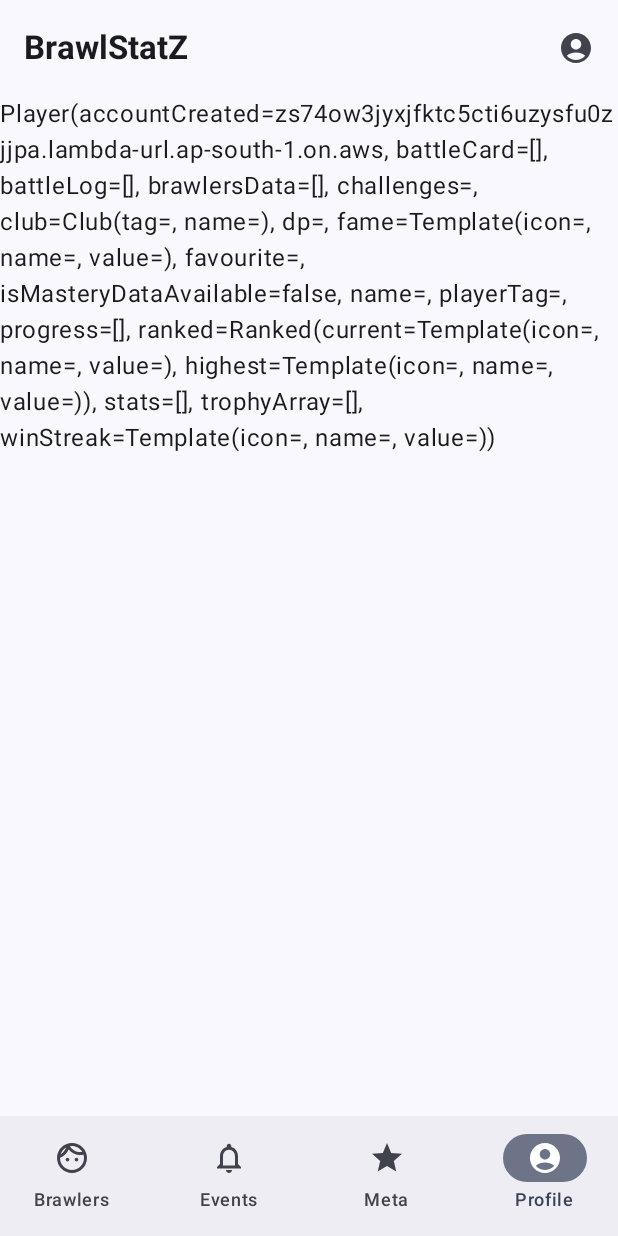
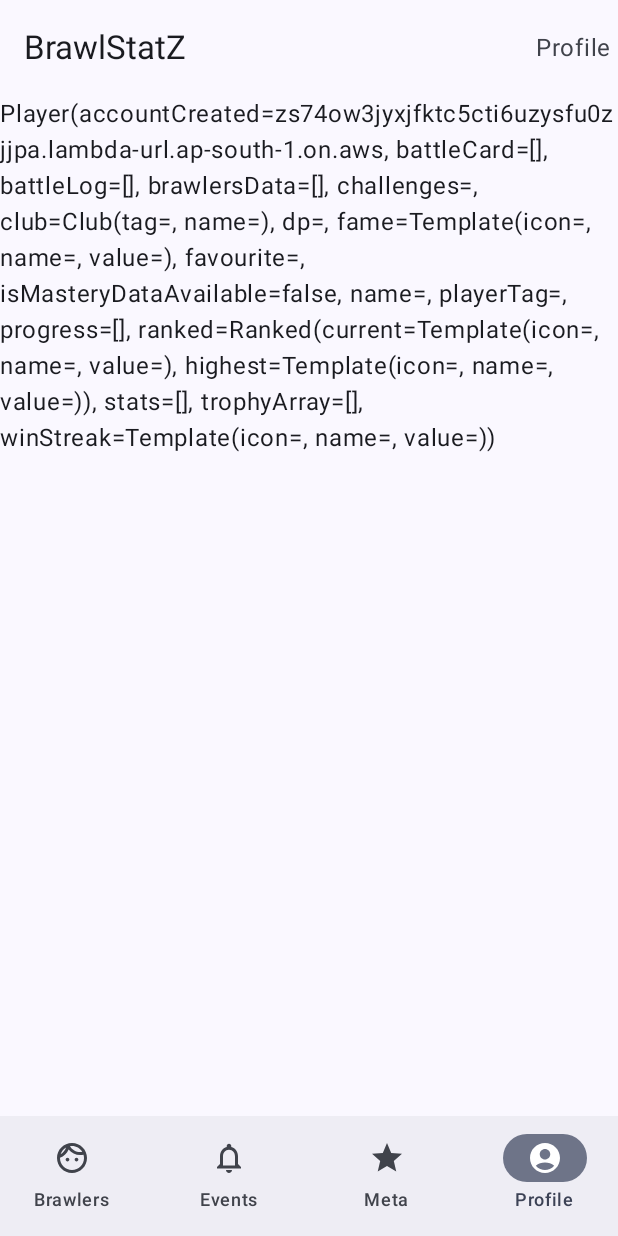
Before and after one commit to AvinashPatel005/BrawlStatz3, an Android app built with Jetpack Compose: the EventsScreen screen opened through its navigation route, item 4 of the bottom bar chosen, on a phone screen of 412 x 824 dp. Run offline under Robolectric (Android 15) with nearby library versions, the phone set to English and light mode, and no system bars; our stand-ins replace Dagger/Hilt's generated code, Firebase (no records; nobody signed in at launch, a user with empty details on screens opened directly); 1 statement that could not run was skipped.

Commit message:
v0.32 -idk

```diff
--- a/app/src/main/java/com/kal/brawlstatz3/MainActivity.kt
+++ b/app/src/main/java/com/kal/brawlstatz3/MainActivity.kt
@@ -4,16 +4,53 @@ import android.os.Bundle
 import androidx.activity.ComponentActivity
 import androidx.activity.compose.setContent
 import androidx.activity.enableEdgeToEdge
+import androidx.compose.animation.AnimatedVisibility
+import androidx.compose.animation.animateColorAsState
+import androidx.compose.animation.core.tween
+import androidx.compose.foundation.background
+import androidx.compose.foundation.layout.Box
 import androidx.compose.foundation.layout.Column
+import androidx.compose.foundation.layout.Row
+import androidx.compose.foundation.layout.Spacer
 import androidx.compose.foundation.layout.fillMaxSize
 import androidx.compose.foundation.layout.padding
+import androidx.compose.foundation.layout.width
 import androidx.compose.foundation.lazy.LazyColumn
+import androidx.compose.foundation.shape.RoundedCornerShape
+import androidx.compose.foundation.text.BasicTextField
+import androidx.compose.foundation.text.KeyboardOptions
+import androidx.compose.material.icons.Icons
+import androidx.compose.material.icons.filled.Close
+import androidx.compose.material.icons.filled.Search
+import androidx.compose.material.icons.rounded.Search
 import androidx.compose.material3.CircularProgressIndicator
+import androidx.compose.material3.ExperimentalMaterial3Api
+import androidx.compose.material3.Icon
+import androidx.compose.material3.IconButton
 import androidx.compose.material3.Scaffold
+import androidx.compose.material3.SearchBarDefaults
 import androidx.compose.material3.Text
+import androidx.compose.material3.TopAppBar
+import androidx.compose.material3.TopAppBarDefaults
+import androidx.compose.material3.rememberTopAppBarState
 import androidx.compose.runtime.Composable
+import androidx.compose.runtime.LaunchedEffect
 import androidx.compose.runtime.getValue
+import androidx.compose.runtime.mutableStateOf
+import androidx.compose.runtime.remember
+import androidx.compose.runtime.rememberCoroutineScope
+import androidx.compose.runtime.setValue
+import androidx.compose.ui.Alignment
 import androidx.compose.ui.Modifier
+import androidx.compose.ui.focus.FocusRequester
+import androidx.compose.ui.focus.focusRequester
+import androidx.compose.ui.graphics.Color
+import androidx.compose.ui.graphics.SolidColor
+import androidx.compose.ui.input.nestedscroll.nestedScroll
+import androidx.compose.ui.text.TextStyle
+import androidx.compose.ui.text.font.FontWeight
+import androidx.compose.ui.text.input.ImeAction
+import androidx.compose.ui.unit.dp
 import androidx.core.splashscreen.SplashScreen.Companion.installSplashScreen
 import androidx.hilt.navigation.compose.hiltViewModel
 import androidx.navigation.compose.NavHost
@@ -22,13 +59,15 @@ import androidx.navigation.compose.currentBackStackEntryAsState
 import androidx.navigation.compose.rememberNavController
 import com.kal.brawlstatz3.feature.brawlers.ui.BrawlersScreen
 import com.kal.brawlstatz3.feature.brawlers.viewmodel.BrawlersViewModel
+import com.kal.brawlstatz3.feature.events.ui.AppTopBar
 import com.kal.brawlstatz3.feature.events.viewmodel.EventsViewModel
 import com.kal.brawlstatz3.feature.profile.viewmodel.ProfileViewModel
 import com.kal.brawlstatz3.ui.components.BottomBar
-import com.kal.brawlstatz3.ui.components.TopBar
 import com.kal.brawlstatz3.ui.theme.BrawlStatZTheme
 import com.kal.brawlstatz3.util.Screen
 import dagger.hilt.android.AndroidEntryPoint
+import kotlinx.coroutines.delay
+import kotlinx.coroutines.launch
 
 @AndroidEntryPoint
 class MainActivity : ComponentActivity() {
@@ -41,21 +80,24 @@ class MainActivity : ComponentActivity() {
                 val brawlerViewModel = hiltViewModel<BrawlersViewModel>()
                 val profileViewModel = hiltViewModel<ProfileViewModel>()
                 val eventsViewModel = hiltViewModel<EventsViewModel>()
+
                 val navController = rememberNavController()
 
                 val navBackStackEntry by navController.currentBackStackEntryAsState()
-                val currentRoute = navBackStackEntry?.destination?.route ?: Screen.Brawlers::class.qualifiedName.orEmpty()
+                val currentRoute = navBackStackEntry?.destination?.route
+                    ?: Screen.Brawlers::class.qualifiedName.orEmpty()
+
 
                 Scaffold(
                     topBar = {
-                        TopBar()
+                        AppTopBar(brawlerViewModel, eventsViewModel, profileViewModel, currentRoute)
                     },
                     bottomBar = {
                         BottomBar(
                             currentRoute = currentRoute,
-                            onNavigate = { route->
-                                if(route::class.qualifiedName!=currentRoute){
-                                    navController.navigate(route){
+                            onNavigate = { route ->
+                                if (route::class.qualifiedName != currentRoute) {
+                                    navController.navigate(route) {
                                         launchSingleTop = true
                                         popUpTo(Screen.Brawlers::class.qualifiedName.orEmpty())
                                     }
@@ -66,74 +108,48 @@ class MainActivity : ComponentActivity() {
                         .fillMaxSize()
 
                 ) { innerPadding ->
-                    NavHost(navController = navController, startDestination = Screen.Brawlers, modifier = Modifier.padding(innerPadding)) {
-                        composable<Screen.Brawlers>{
-                            Column() {
-                                if(brawlerViewModel.isLoading.value){
-                                    CircularProgressIndicator()
-
-                                }
-                                else {
-                                    BrawlersScreen(brawlersViewModel = brawlerViewModel)
-                                }
-                            }
-
+                    NavHost(
+                        navController = navController,
+                        startDestination = Screen.Brawlers,
+                        modifier = Modifier.padding(innerPadding)
+                    ) {
+                        composable<Screen.Brawlers> {
+                            BrawlersScreen(brawlersViewModel = brawlerViewModel)
                         }
                         composable<Screen.Events> {
-                            if(eventsViewModel.isLoading.value){
-                                CircularProgressIndicator()
-
-                            }
-                            else {
-                                Events(eventsViewModel = eventsViewModel)
-                            }
-
+                            EventsScreen(eventsViewModel = eventsViewModel)
                         }
                         composable<Screen.Meta> {
-                            if(profileViewModel.isLoading.value){
-                                CircularProgressIndicator()
-
-                            }
-                            else {
-                                Meta(profileViewModel = profileViewModel)
-                            }
-
+                            MetaScreen(profileViewModel = profileViewModel)
                         }
                         composable<Screen.Profile> {
-                            if(profileViewModel.isLoading.value){
-                                CircularProgressIndicator()
-
-                            }
-                            else {
-                                Profile(profileViewModel = profileViewModel)
-                            }
-
+                            ProfileScreen(profileViewModel = profileViewModel)
                         }
                     }
                 }
-
             }
         }
     }
 }
 
 @Composable
-fun Events(modifier: Modifier = Modifier,eventsViewModel: EventsViewModel) {
+fun EventsScreen(modifier: Modifier = Modifier, eventsViewModel: EventsViewModel) {
     Text(text = eventsViewModel.currentMaps.toString())
 }
 
 @Composable
-fun Profile(modifier: Modifier = Modifier,profileViewModel: ProfileViewModel) {
+fun ProfileScreen(modifier: Modifier = Modifier, profileViewModel: ProfileViewModel) {
     LazyColumn {
-        item{
+        item {
             Text(text = profileViewModel.profile.value.toString())
         }
     }
 }
+
 @Composable
-fun Meta(modifier: Modifier = Modifier,profileViewModel: ProfileViewModel) {
+fun MetaScreen(modifier: Modifier = Modifier, profileViewModel: ProfileViewModel) {
     LazyColumn {
-        item{
+        item {
             Text(text = profileViewModel.club.value.toString())
         }
     }
--- a/app/src/main/java/com/kal/brawlstatz3/data/remote/BrawlerService.kt
+++ b/app/src/main/java/com/kal/brawlstatz3/data/remote/BrawlerService.kt
@@ -16,15 +16,17 @@ class BrawlerService @Inject constructor(
 ){
     fun getBrawlerList()= callbackFlow {
         trySend(Response.Loading)
-        var snapshotListener = brawlerReference.orderBy("name").addSnapshotListener { value,e ->
+        var snapshotListener = brawlerReference.orderBy("searchQuery").addSnapshotListener { value,e ->
             val brawlers = ArrayList<Brawler>()
             val brawlersMap = hashMapOf<Int, Brawler>()
             var response = if(value!=null){
                 for (doc in value) {
+                    println("Lets see what we got "+doc.data)
                     val brawler = doc.toObject<Brawler>()
                     brawlersMap[brawler.id] = brawler
                     brawlers.add(brawler)
                 }
+                println("Lets see what we got "+brawlersMap)
                 Response.Success(brawlersMap)
             }
             else{
--- a/app/src/main/java/com/kal/brawlstatz3/feature/brawlers/BrawlerUiEvent.kt
+++ b/app/src/main/java/com/kal/brawlstatz3/feature/brawlers/BrawlerUiEvent.kt
@@ -5,4 +5,6 @@ import com.kal.brawlstatz3.data.model.brawler.NameDescription
 sealed class BrawlerUiEvent {
     data class CardClicked(val id: Int) : BrawlerUiEvent()
     data class InfoClicked(val info: NameDescription) : BrawlerUiEvent()
+    data object SearchToggled : BrawlerUiEvent()
+    data class SearchQueryChanged(val query: String) : BrawlerUiEvent()
 }
--- a/app/src/main/java/com/kal/brawlstatz3/feature/brawlers/ui/BrawlersScreen.kt
+++ b/app/src/main/java/com/kal/brawlstatz3/feature/brawlers/ui/BrawlersScreen.kt
@@ -1,22 +1,85 @@
 package com.kal.brawlstatz3.feature.brawlers.ui
+
+import androidx.compose.animation.AnimatedVisibility
+import androidx.compose.animation.animateColorAsState
+import androidx.compose.animation.core.tween
+import androidx.compose.foundation.background
+import androidx.compose.foundation.layout.Box
 import androidx.compose.foundation.layout.Column
+import androidx.compose.foundation.layout.Row
+import androidx.compose.foundation.layout.Spacer
+import androidx.compose.foundation.layout.fillMaxSize
+import androidx.compose.foundation.layout.padding
+import androidx.compose.foundation.layout.width
 import androidx.compose.foundation.lazy.LazyColumn
 import androidx.compose.foundation.lazy.items
+import androidx.compose.foundation.shape.RoundedCornerShape
+import androidx.compose.foundation.text.BasicTextField
+import androidx.compose.foundation.text.KeyboardOptions
+import androidx.compose.material.icons.Icons
+import androidx.compose.material.icons.filled.Close
+import androidx.compose.material.icons.filled.Search
+import androidx.compose.material.icons.rounded.Search
+import androidx.compose.material3.CircularProgressIndicator
+import androidx.compose.material3.ExperimentalMaterial3Api
+import androidx.compose.material3.Icon
+import androidx.compose.material3.IconButton
+import androidx.compose.material3.SearchBarDefaults
+import androidx.compose.material3.Text
 import androidx.compose.runtime.Composable
+import androidx.compose.runtime.LaunchedEffect
+import androidx.compose.runtime.getValue
+import androidx.compose.runtime.mutableStateOf
+import androidx.compose.runtime.remember
+import androidx.compose.runtime.rememberCoroutineScope
+import androidx.compose.runtime.saveable.rememberSaveable
+import androidx.compose.runtime.setValue
+import androidx.compose.ui.Alignment
 import androidx.compose.ui.Modifier
+import androidx.compose.ui.focus.FocusRequester
+import androidx.compose.ui.focus.focusRequester
+import androidx.compose.ui.graphics.Color
+import androidx.compose.ui.graphics.SolidColor
+import androidx.compose.ui.text.TextStyle
+import androidx.compose.ui.text.input.ImeAction
+import androidx.compose.ui.unit.dp
+import com.kal.brawlstatz3.feature.brawlers.BrawlerUiEvent
 import com.kal.brawlstatz3.feature.brawlers.ui.components.BrawlerCard
 import com.kal.brawlstatz3.feature.brawlers.viewmodel.BrawlersViewModel
+import kotlinx.coroutines.delay
+import kotlinx.coroutines.launch
 
 @Composable
 fun BrawlersScreen(modifier: Modifier = Modifier, brawlersViewModel: BrawlersViewModel) {
-    Column{
-        LazyColumn{
-            items(brawlersViewModel.brawlerlist){ brawler ->
-                val isExpanded = brawlersViewModel.expandedCardID.intValue == brawler.id
-                BrawlerCard(brawler = brawler, traitText = brawlersViewModel.traits[brawler.trait].toString()  ,isExpanded = isExpanded , info = brawlersViewModel.info.value ,onClick = {brawlerUiEvent->
-                    brawlersViewModel.onEvent(brawlerUiEvent)
-                })
+    Column {
+        Text(text = brawlersViewModel.brawlerlist.toString())
+        Text(text = brawlersViewModel.brawlerMap.toString())
+        Text(text = brawlersViewModel.traits.toString())
+        if (brawlersViewModel.isLoading.value) {
+            Box(
+                contentAlignment = Alignment.Center,
+                modifier = Modifier.fillMaxSize()
+            ) {
+                CircularProgressIndicator()
             }
         }
+        else{
+            LazyColumn {
+                items(brawlersViewModel.brawlerlist) { brawler ->
+                    val isExpanded = brawlersViewModel.expandedCardID.intValue == brawler.id
+                    BrawlerCard(
+                        brawler = brawler,
+                        traitText = brawlersViewModel.traits[brawler.trait].toString(),
+                        isExpanded = isExpanded,
+                        info = brawlersViewModel.info.value,
+                        onClick = { brawlerUiEvent ->
+                            brawlersViewModel.onEvent(brawlerUiEvent)
+                        },
+                        modifier = Modifier.animateItem()
+                    )
+                }
+            }
+        }
+
     }
 }
--- a/app/src/main/java/com/kal/brawlstatz3/feature/brawlers/ui/components/BrawlerCard.kt
+++ b/app/src/main/java/com/kal/brawlstatz3/feature/brawlers/ui/components/BrawlerCard.kt
@@ -118,7 +118,7 @@ private fun CardPreview() {
     BrawlerCard(brawler = brawler, traitText = "ability to swim", isExpanded = true , info = NameDescription() ,onClick = {})
 }
 
-@OptIn(ExperimentalGlideComposeApi::class
+@OptIn(ExperimentalGlideComposeApi::class, ExperimentalFoundationApi::class
 )
 @Composable
 fun BrawlerCard(
--- a/app/src/main/java/com/kal/brawlstatz3/feature/brawlers/viewmodel/BrawlersViewModel.kt
+++ b/app/src/main/java/com/kal/brawlstatz3/feature/brawlers/viewmodel/BrawlersViewModel.kt
@@ -17,67 +17,95 @@ import javax.inject.Inject
 @HiltViewModel
 class BrawlersViewModel @Inject constructor(
     private val repository: BrawlerRepository
-) :ViewModel() {
+) : ViewModel() {
     val expandedCardID = mutableIntStateOf(-1)
-    var traits = mutableMapOf<String,Any>()
+    var traits = mutableMapOf<String, Any>()
     var isLoading = mutableStateOf(false)
     var errorLog = mutableStateOf("")
 
+    var mainBrawlerList = ArrayList<Brawler>()
     var brawlerlist = mutableStateListOf<Brawler>()
     var brawlerMap = mapOf<Int, Brawler>()
     var info = mutableStateOf(NameDescription())
+
+    var isSearchActive = mutableStateOf(false)
+    var searchQuery = mutableStateOf("")
 
     init {
         getTraits()
         getBrawlerList()
     }
 
-    fun onEvent(event: BrawlerUiEvent){
-        when(event){
+    fun onEvent(event: BrawlerUiEvent) {
+        when (event) {
             is BrawlerUiEvent.CardClicked -> {
                 expandedCardID.intValue = if (expandedCardID.intValue == event.id) -1 else event.id
                 info.value = NameDescription()
             }
+
             is BrawlerUiEvent.InfoClicked -> {
                 info.value = event.info
+            }
+
+            is BrawlerUiEvent.SearchQueryChanged -> {
+                searchQuery.value = event.query
+                search(searchQuery.value)
+            }
+
+            is BrawlerUiEvent.SearchToggled -> {
+                isSearchActive.value = !isSearchActive.value
             }
         }
     }
 
     private fun getBrawlerList() = viewModelScope.launch {
-        repository.getBrawlerList().collect{ response ->
-            when(response){
+        repository.getBrawlerList().collect { response ->
+            when (response) {
                 is Response.Failure -> {
                     isLoading.value = false
                     errorLog.value = response.e?.message.toString()
                 }
+
                 is Response.Loading -> {
                     isLoading.value = true
                 }
+
                 is Response.Success -> {
-                    isLoading.value=false
+                    isLoading.value = false
                     brawlerlist.clear()
+                    mainBrawlerList.clear()
                     response.data.let { map ->
                         brawlerMap = map
                         brawlerlist.addAll(map.values.sortedBy { it.name })
+                        mainBrawlerList.addAll(map.values.sortedBy { it.name })
                     }
                 }
             }
         }
     }
+
     private fun getTraits() = viewModelScope.launch {
-        repository.getTraitList().let { response->
-            when(response){
+        repository.getTraitList().let { response ->
+            when (response) {
                 is Response.Failure -> {
                     errorLog.value = response.e?.message.toString()
                 }
+
                 is Response.Loading -> {
 
                 }
+
                 is Response.Success -> {
                     traits = response.data!!
                 }
             }
         }
     }
+
+    fun search(name: String) {
+        if (name.isEmpty())
+            brawlerlist.addAll(mainBrawlerList)
+        brawlerlist.clear()
+        brawlerlist.addAll(mainBrawlerList.filter { it.name.startsWith(name, true) })
+    }
 }
--- /dev/null
+++ b/app/src/main/java/com/kal/brawlstatz3/feature/events/ui/AppTopBar.kt
@@ -0,0 +1,45 @@
+package com.kal.brawlstatz3.feature.events.ui
+
+import androidx.compose.material3.ExperimentalMaterial3Api
+import androidx.compose.material3.Text
+import androidx.compose.material3.TopAppBar
+import androidx.compose.runtime.Composable
+import com.kal.brawlstatz3.feature.brawlers.ui.BrawlersTopBar
+import com.kal.brawlstatz3.feature.brawlers.viewmodel.BrawlersViewModel
+import com.kal.brawlstatz3.feature.events.viewmodel.EventsViewModel
+import com.kal.brawlstatz3.feature.profile.viewmodel.ProfileViewModel
+import com.kal.brawlstatz3.util.Screen
+
+@OptIn(ExperimentalMaterial3Api::class)
+@Composable
+fun AppTopBar(
+    brawlersViewModel: BrawlersViewModel,
+    eventsViewModel: EventsViewModel,
+    profileViewModel: ProfileViewModel,
+    currentRoute: String
+) {
+    TopAppBar(
+        title = {
+            Text("BrawlStatZ")
+        },
+        actions = {
+            if (currentRoute == Screen.Brawlers::class.qualifiedName) {
+                BrawlersTopBar(
+                    isSearchActive = brawlersViewModel.isSearchActive.value,
+                    searchQuery = brawlersViewModel.searchQuery.value,
+                    onEvent = {
+                        brawlersViewModel.onEvent(it)
+                    })
+            }
+            if (currentRoute == Screen.Events::class.qualifiedName) {
+                Text(text = "Events")
+            }
+            if (currentRoute == Screen.Meta::class.qualifiedName) {
+                Text(text = "Meta")
+            }
+            if (currentRoute == Screen.Profile::class.qualifiedName) {
+                Text(text = "Profile")
+            }
+        }
+    )
+}
--- a/app/src/main/java/com/kal/brawlstatz3/ui/components/TopBar.kt
+++ /dev/null
@@ -1,29 +0,0 @@
-package com.kal.brawlstatz3.ui.components
-
-import androidx.compose.material.icons.Icons
-import androidx.compose.material.icons.filled.AccountCircle
-import androidx.compose.material3.ExperimentalMaterial3Api
-import androidx.compose.material3.Icon
-import androidx.compose.material3.IconButton
-import androidx.compose.material3.Text
-import androidx.compose.material3.TopAppBar
-import androidx.compose.runtime.Composable
-import androidx.compose.ui.Modifier
-import androidx.compose.ui.text.font.FontWeight
-
-@OptIn(ExperimentalMaterial3Api::class)
-@Composable
-fun TopBar(
-    modifier: Modifier = Modifier
-) {
-    TopAppBar(title = {
-        Text(text = "BrawlStatZ", fontWeight = FontWeight.Bold)
-    },
-        actions = {
-            IconButton(onClick = {
-            }) {
-                Icon(imageVector = Icons.Default.AccountCircle, contentDescription = null)
-            }
-        }
-    )
-}
```
Also changed, not shown: app/src/main/java/com/kal/brawlstatz3/feature/brawlers/ui/BrawlersTopBar.kt (added, +102 -0 lines), 1 other file.
